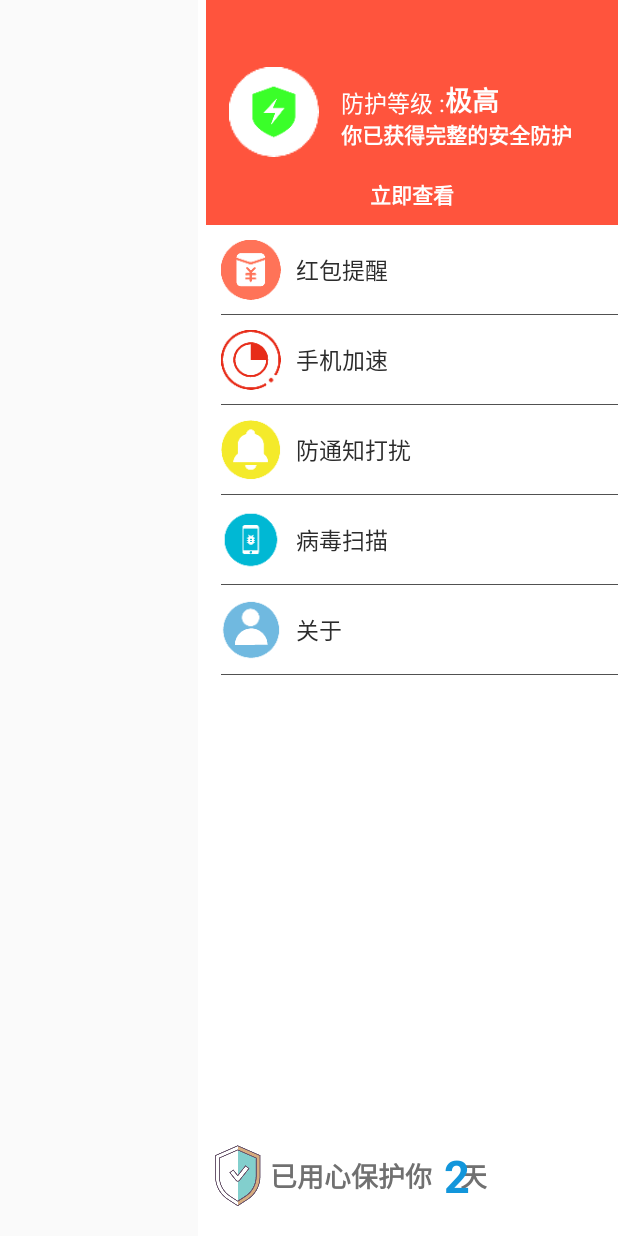
After one commit to sshhsun-code/SecurityApp, an Android app: the layout activity_main_drawer_right.xml on its own in the app's theme, with its tools: preview values and no code run, on a phone screen of 412 x 824 dp. The commit adds this screen. Run offline under Robolectric (Android 15) with nearby library versions, the phone set to English and light mode, and no system bars.

Commit message:
[Main] 完成主界面右侧布局

```diff
--- a/app/src/main/res/layout/activity_main.xml
+++ b/app/src/main/res/layout/activity_main.xml
@@ -80,7 +80,7 @@
 
     <RelativeLayout
         android:id="@+id/right_drawer"
-        android:layout_width="220dp"
+        android:layout_width="260dp"
         android:layout_height="match_parent"
         android:layout_gravity="end"
         android:focusable="true"
--- /dev/null
+++ b/app/src/main/res/layout/activity_main_drawer_right.xml
@@ -0,0 +1,264 @@
+<?xml version="1.0" encoding="utf-8"?>
+<RelativeLayout
+    android:id="@+id/right_drawer"
+    android:layout_width="280dp"
+    android:layout_height="match_parent"
+    android:layout_gravity="end"
+    android:focusable="true"
+    android:clickable="true"
+    android:background="#fff"
+    android:paddingLeft="5dp"
+    xmlns:android="http://schemas.android.com/apk/res/android">
+
+   <RelativeLayout
+       android:id="@+id/level_layout"
+       android:layout_width="match_parent"
+       android:background="@color/safepay_default_bg_red"
+       android:layout_height="150dp">
+       <ImageView
+           android:id="@+id/level_icon_bg"
+           android:layout_centerVertical="true"
+           android:layout_width="60dp"
+           android:layout_height="60dp"
+           android:layout_marginLeft="15dp"
+           android:src="@drawable/circle"/>
+
+       <ImageView
+           android:id="@+id/level_icon"
+           android:layout_centerVertical="true"
+           android:layout_width="40dp"
+           android:layout_height="40dp"
+           android:layout_marginLeft="25dp"
+           android:src="@drawable/level_high_icon"/>
+       <TextView
+           android:id="@+id/defend_level"
+           android:layout_width="wrap_content"
+           android:layout_height="wrap_content"
+           android:textColor="#fff"
+           android:layout_alignParentBottom="true"
+           android:layout_marginBottom="70dp"
+           android:layout_marginLeft="90dp"
+           android:textSize="15sp"
+           android:text="防护等级 :"/>
+       <TextView
+           android:id="@+id/defend_level_num"
+           android:layout_width="wrap_content"
+           android:layout_height="wrap_content"
+           android:textColor="#fff"
+           android:layout_alignParentBottom="true"
+           android:layout_marginBottom="70dp"
+           android:layout_toRightOf="@id/defend_level"
+           android:textSize="18sp"
+           android:textStyle="bold"
+           android:text="极高"/>
+
+       <TextView
+           android:id="@+id/defend_level_notice"
+           android:layout_width="wrap_content"
+           android:layout_height="wrap_content"
+           android:textColor="#fff"
+           android:layout_marginLeft="90dp"
+           android:textSize="14sp"
+           android:layout_alignParentBottom="true"
+           android:layout_marginBottom="50dp"
+           android:textStyle="bold"
+           android:text="你已获得完整的安全防护"/>
+
+       <TextView
+           android:id="@+id/defend_level_action"
+           android:layout_width="wrap_content"
+           android:layout_height="wrap_content"
+           android:textColor="#fff"
+           android:layout_centerHorizontal="true"
+           android:textSize="14sp"
+           android:layout_alignParentBottom="true"
+           android:layout_marginBottom="10dp"
+           android:textStyle="bold"
+           android:text="立即查看"/>
+
+   </RelativeLayout>
+    <LinearLayout
+        android:layout_below="@id/level_layout"
+        android:layout_width="match_parent"
+        android:layout_height="wrap_content"
+        android:orientation="vertical">
+        <RelativeLayout
+            android:layout_width="match_parent"
+            android:paddingTop="10dp"
+            android:paddingBottom="0dp"
+            android:paddingLeft="10dp"
+            android:id="@+id/redpacket_layout"
+            android:layout_height="60dp">
+            <ImageView
+                android:id="@+id/redpacket_icon"
+                android:layout_width="40dp"
+                android:layout_centerVertical="true"
+                android:layout_height="40dp"
+                android:layout_marginRight="10dp"
+                android:src="@drawable/redpacket_logo"/>
+            <TextView
+                android:layout_width="wrap_content"
+                android:layout_height="wrap_content"
+                android:textSize="15sp"
+                android:layout_centerVertical="true"
+                android:layout_toRightOf="@id/redpacket_icon"
+                android:textColor="#2c2c2c"
+                android:text="@string/repacket_notify"/>
+            <View
+                android:layout_marginTop="5dp"
+                android:layout_width="match_parent"
+                android:layout_height="1px"
+                android:layout_alignParentBottom="true"
+                android:background="#515151"/>
+        </RelativeLayout>
+        <RelativeLayout
+            android:layout_width="match_parent"
+            android:paddingTop="10dp"
+            android:paddingBottom="0dp"
+            android:paddingLeft="10dp"
+            android:id="@+id/process_layout"
+            android:layout_height="60dp">
+            <ImageView
+                android:id="@+id/process_icon"
+                android:layout_width="40dp"
+                android:layout_centerVertical="true"
+                android:layout_height="40dp"
+                android:layout_marginRight="10dp"
+                android:src="@drawable/process_logo"/>
+            <TextView
+                android:layout_width="wrap_content"
+                android:layout_height="wrap_content"
+                android:textSize="15sp"
+                android:layout_centerVertical="true"
+                android:layout_toRightOf="@id/process_icon"
+                android:textColor="#2c2c2c"
+                android:text="手机加速"/>
+            <View
+                android:layout_marginTop="5dp"
+                android:layout_width="match_parent"
+                android:layout_height="1px"
+                android:layout_alignParentBottom="true"
+                android:background="#515151"/>
+        </RelativeLayout>
+        <RelativeLayout
+            android:layout_width="match_parent"
+            android:paddingTop="10dp"
+            android:paddingBottom="0dp"
+            android:paddingLeft="10dp"
+            android:id="@+id/notify_layout"
+            android:layout_height="60dp">
+            <ImageView
+                android:id="@+id/notify_icon"
+                android:layout_width="40dp"
+                android:layout_centerVertical="true"
+                android:layout_height="40dp"
+                android:layout_marginRight="10dp"
+                android:src="@drawable/notify_logo"/>
+            <TextView
+                android:layout_width="wrap_content"
+                android:layout_height="wrap_content"
+                android:textSize="15sp"
+                android:layout_centerVertical="true"
+                android:layout_toRightOf="@id/notify_icon"
+                android:textColor="#2c2c2c"
+                android:text="防通知打扰"/>
+            <View
+                android:layout_marginTop="5dp"
+                android:layout_width="match_parent"
+                android:layout_height="1px"
+                android:layout_alignParentBottom="true"
+                android:background="#515151"/>
+        </RelativeLayout>
+        <RelativeLayout
+        android:layout_width="match_parent"
+        android:paddingTop="10dp"
+        android:paddingBottom="0dp"
+        android:paddingLeft="10dp"
+        android:id="@+id/virus_layout"
+        android:layout_height="60dp">
+        <ImageView
+            android:id="@+id/virus_icon"
+            android:layout_width="40dp"
+            android:layout_centerVertical="true"
+            android:layout_height="40dp"
+            android:layout_marginRight="10dp"
+            android:src="@drawable/virus_logo"/>
+        <TextView
+            android:layout_width="wrap_content"
+            android:layout_height="wrap_content"
+            android:textSize="15sp"
+            android:layout_centerVertical="true"
+            android:layout_toRightOf="@id/virus_icon"
+            android:textColor="#2c2c2c"
+            android:text="病毒扫描"/>
+        <View
+            android:layout_marginTop="5dp"
+            android:layout_width="match_parent"
+            android:layout_height="1px"
+            android:layout_alignParentBottom="true"
+            android:background="#515151"/>
+    </RelativeLayout>
+        <RelativeLayout
+            android:layout_width="match_parent"
+            android:paddingTop="10dp"
+            android:paddingBottom="0dp"
+            android:paddingLeft="10dp"
+            android:id="@+id/me_layout"
+            android:layout_height="60dp">
+            <ImageView
+                android:id="@+id/me_icon"
+                android:layout_width="40dp"
+                android:layout_centerVertical="true"
+                android:layout_height="40dp"
+                android:layout_marginRight="10dp"
+                android:src="@drawable/me_logo"/>
+            <TextView
+                android:layout_width="wrap_content"
+                android:layout_height="wrap_content"
+                android:textSize="15sp"
+                android:layout_centerVertical="true"
+                android:layout_toRightOf="@id/me_icon"
+                android:textColor="#2c2c2c"
+                android:text="关于"/>
+            <View
+                android:layout_marginTop="5dp"
+                android:layout_width="match_parent"
+                android:layout_height="1px"
+                android:layout_alignParentBottom="true"
+                android:background="#515151"/>
+        </RelativeLayout>
+    </LinearLayout>
+    <RelativeLayout
+        android:id="@+id/bottom_layout"
+        android:layout_width="match_parent"
+        android:layout_height="80dp"
+        android:layout_alignParentBottom="true">
+        <ImageView
+            android:id="@+id/main_logo"
+            android:layout_width="wrap_content"
+            android:layout_height="wrap_content"
+            android:layout_centerVertical="true"
+            android:src="@mipmap/logo3"/>
+        <TextView
+            android:id="@+id/protect_days"
+            android:layout_toRightOf="@id/main_logo"
+            android:layout_width="wrap_content"
+            android:layout_centerVertical="true"
+            android:layout_height="wrap_content"
+            android:textSize="18sp"
+            android:textStyle="bold"
+            android:textColor="#707070"
+            android:text="已用心保护你    天"/>
+        <TextView
+            android:id="@+id/protect_days_num"
+            android:layout_toRightOf="@id/main_logo"
+            android:layout_width="wrap_content"
+            android:layout_centerVertical="true"
+            android:layout_height="wrap_content"
+            android:textSize="30sp"
+            android:textStyle="bold"
+            android:layout_marginLeft="116dp"
+            android:textColor="#1296db"
+            android:text="2"/>
+    </RelativeLayout>
+</RelativeLayout>
```
Also changed, not shown: app/src/main/res/drawable-xxhdpi/circle.png (added), app/src/main/res/drawable-xxhdpi/level_high_icon.png (added), app/src/main/res/drawable-xxhdpi/level_low_icon.png (added), app/src/main/res/drawable-xxhdpi/level_mid_icon.png (added), app/src/main/res/drawable-xxhdpi/me_logo.png (added), app/src/main/res/drawable-xxhdpi/notify_logo.png (added), app/src/main/res/drawable-xxhdpi/process_logo.png (added), app/src/main/res/drawable-xxhdpi/redpacket_logo.png (added), app/src/main/res/drawable-xxhdpi/virus_logo.png (added).
